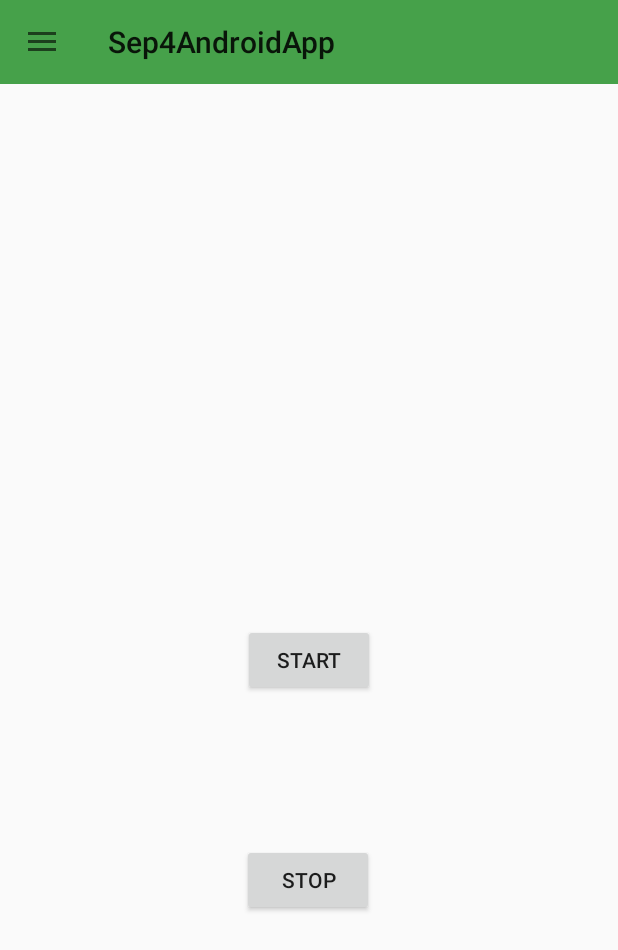
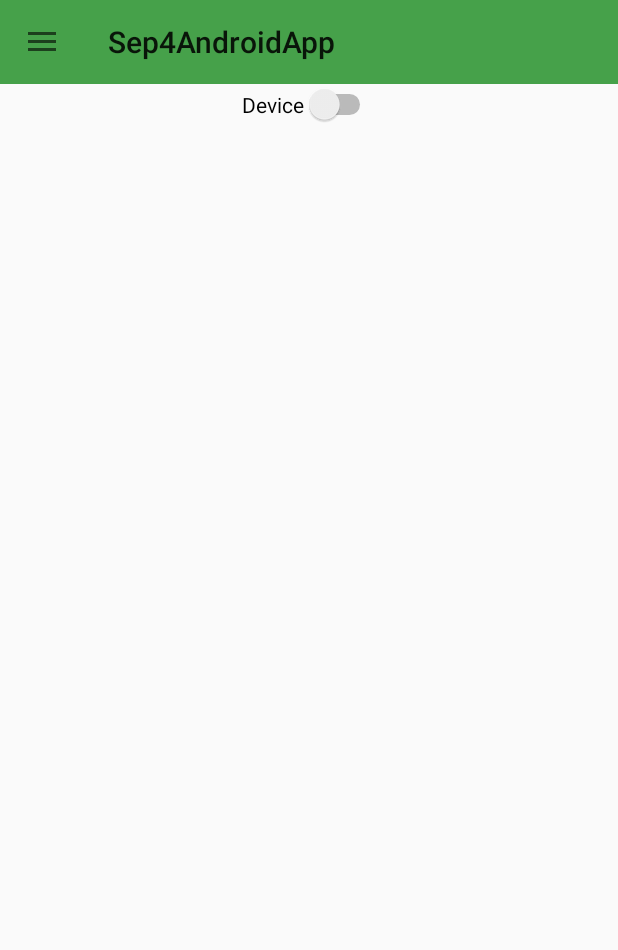
Before and after one commit to kokopiotrowski/Sep4AndroidApp, an Android app: the fragment FragmentCo2 placed in its activity, on a phone screen of 412 x 824 dp. Shown: the top 950 px of the screen. Run offline under Robolectric (Android 15) with nearby library versions, the light colour scheme and no system bars; our stand-ins replace Room's generated code; libraries missing offline, so code that uses them is left out: com.firebase.ui.

Commit message:
Temporary switch button added

```diff
--- a/app/src/main/java/com/example/sep4androidapp/MainActivity.java
+++ b/app/src/main/java/com/example/sep4androidapp/MainActivity.java
@@ -9,12 +9,11 @@ import androidx.drawerlayout.widget.DrawerLayout;
 
 import android.content.Intent;
 import android.os.Bundle;
-import android.util.Log;
 import android.view.MenuItem;
-import android.view.View;
 import android.widget.Toast;
 
 import com.example.sep4androidapp.Firebase.Firebase_Login;
+import com.example.sep4androidapp.ViewModels.StartStopViewModel;
 import com.example.sep4androidapp.fragments.mainFragment.MainFragment;
 import com.example.sep4androidapp.fragments.preferencesFragment.PreferencesFragment;
 import com.example.sep4androidapp.fragments.sleepFragment.SleepFragment;
@@ -29,6 +28,8 @@ public class MainActivity extends AppCompatActivity implements NavigationView.On
     ActionBarDrawerToggle toggle;
     NavigationView navigationView;
     DrawerLayout drawerLayout;
+    StartStopViewModel viewModel;
+
 
 
     @Override
--- a/app/src/main/java/com/example/sep4androidapp/ViewModels/StatStopViewModel.java
+++ b/app/src/main/java/com/example/sep4androidapp/ViewModels/StartStopViewModel.java
@@ -9,10 +9,10 @@ import com.example.sep4androidapp.Entities.StartStop;
 import com.example.sep4androidapp.Repositories.ReportRepository;
 import com.example.sep4androidapp.Repositories.StartStopRepository;
 
-public class StatStopViewModel extends ViewModel {
-    StartStopRepository repository;
+public class StartStopViewModel extends ViewModel {
+    private StartStopRepository repository;
 
-    public StatStopViewModel() {
+    public StartStopViewModel() {
 
         repository = StartStopRepository.getInstance();
     }
--- a/app/src/main/java/com/example/sep4androidapp/connection/SleepTrackingApi.java
+++ b/app/src/main/java/com/example/sep4androidapp/connection/SleepTrackingApi.java
@@ -13,25 +13,14 @@ import retrofit2.http.PUT;
 import retrofit2.http.Path;
 
 public interface SleepTrackingApi {
-
-    //start
-   // @POST("tracking/start/{deviceId}")
-    //Call< StartStopResponse > startDevice(@Path("deviceId") int deviceId);
-
-
-
     @POST("tracking/start/device1")
     Call< StartStopResponse > startDevice();
 
     @PUT("tracking/stop/device1")
     Call< StartStopResponse > stopDevice();
 
-    //stop
-    /*
-    @PUT("tracking/stop/{deviceId}")
-    Call< StartStopResponse > stopDevice(@Path("deviceId") int deviceId);
 
-*/
+
     Call< StartStopResponse> getStartStopTrackingApi();
 
 
--- a/app/src/main/java/com/example/sep4androidapp/fragments/mainFragment/mainViewFragments/FragmentCo2.java
+++ b/app/src/main/java/com/example/sep4androidapp/fragments/mainFragment/mainViewFragments/FragmentCo2.java
@@ -4,43 +4,19 @@ import android.os.Bundle;
 import android.view.LayoutInflater;
 import android.view.View;
 import android.view.ViewGroup;
-import android.widget.Button;
 
 import androidx.annotation.NonNull;
 import androidx.annotation.Nullable;
 import androidx.fragment.app.Fragment;
-import androidx.lifecycle.ViewModelProvider;
 
 import com.example.sep4androidapp.R;
-import com.example.sep4androidapp.ViewModels.StatStopViewModel;
 
 public class FragmentCo2 extends Fragment {
-    StatStopViewModel viewModel;
-
     @Nullable
     @Override
     public View onCreateView(@NonNull LayoutInflater inflater, @Nullable ViewGroup container, @Nullable Bundle savedInstanceState) {
         View v = inflater.inflate(R.layout.fragment_main_co2, container, false);
 
-        Button button= v.findViewById(R.id.start);
-        Button buttonStop= v.findViewById(R.id.stop);
-        viewModel = new ViewModelProvider(this).get(StatStopViewModel.class);
-
-        button.setOnClickListener(new View.OnClickListener() {
-            @Override
-            public void onClick(View v) {
-                viewModel.start();
-
-            }
-        });
-
-        buttonStop.setOnClickListener(new View.OnClickListener() {
-            @Override
-            public void onClick(View v) {
-                viewModel.stop();
-
-            }
-        });
 
         return v;
     }
--- a/app/src/main/java/com/example/sep4androidapp/fragments/mainFragment/mainViewFragments/FragmentFirstPage.java
+++ b/app/src/main/java/com/example/sep4androidapp/fragments/mainFragment/mainViewFragments/FragmentFirstPage.java
@@ -6,21 +6,22 @@ import android.view.View;
 import android.view.ViewGroup;
 import android.widget.ArrayAdapter;
 import android.widget.Spinner;
+import android.widget.Switch;
 import android.widget.TextView;
 
 import androidx.annotation.NonNull;
 import androidx.annotation.Nullable;
 import androidx.fragment.app.Fragment;
-import androidx.lifecycle.Observer;
 import androidx.lifecycle.ViewModelProvider;
 
-import com.example.sep4androidapp.Entities.RoomCondition;
 import com.example.sep4androidapp.R;
 import com.example.sep4androidapp.ViewModels.ReportViewModel;
+import com.example.sep4androidapp.ViewModels.StartStopViewModel;
 
 public class FragmentFirstPage extends Fragment {
     Spinner spinner;
     ReportViewModel viewModel;
+    StartStopViewModel temporaryViewModel; //Temporary, usage will be moved later
     TextView currentTemperature, currentHumidity, currentCO2, currentSound, timeStamp;
 //    Button updateButton;
 
@@ -54,14 +55,16 @@ public class FragmentFirstPage extends Fragment {
                 timeStamp.setText("Updated: " + roomCondition.getTimestamp());
         });
 
-//        updateButton = v.findViewById(R.id.updateButton);
-//        updateButton.setOnClickListener(new View.OnClickListener() {
-//            @Override
-//            public void onClick(View v) {
-//                Log.i("TAG", "BUTTON");
-//                viewModel.updateRoomCondition();
-//            }
-//        });
+        temporaryViewModel = new ViewModelProvider(this).get(StartStopViewModel.class);
+        Switch switchBtn = v.findViewById(R.id.switchBtn);
+        switchBtn.setOnCheckedChangeListener((buttonView, isChecked) -> {
+            if(switchBtn.isChecked())
+            {
+                temporaryViewModel.start();
+            }else{
+                temporaryViewModel.stop();
+            }
+        });
 
         viewModel.update();
 
--- a/app/src/main/res/layout/fragment_main_co2.xml
+++ b/app/src/main/res/layout/fragment_main_co2.xml
@@ -6,25 +6,12 @@
     android:layout_width="match_parent"
     android:layout_height="match_parent">
 
-    <Button
-        android:id="@+id/start"
+    <Switch
+        android:id="@+id/switchBtn"
         android:layout_width="wrap_content"
         android:layout_height="wrap_content"
-        android:text="start"
-        app:layout_constraintBottom_toBottomOf="parent"
+        android:text="Device"
         app:layout_constraintEnd_toEndOf="parent"
         app:layout_constraintStart_toStartOf="parent"
         app:layout_constraintTop_toTopOf="parent" />
-
-    <Button
-        android:id="@+id/stop"
-        android:layout_width="wrap_content"
-        android:layout_height="wrap_content"
-        android:text="stop"
-        app:layout_constraintBottom_toBottomOf="parent"
-        app:layout_constraintEnd_toEndOf="parent"
-        app:layout_constraintHorizontal_bias="0.498"
-        app:layout_constraintStart_toStartOf="parent"
-        app:layout_constraintTop_toTopOf="parent"
-        app:layout_constraintVertical_bias="0.704" />
 </androidx.constraintlayout.widget.ConstraintLayout>
--- a/app/src/main/res/layout/fragment_main_firstpage.xml
+++ b/app/src/main/res/layout/fragment_main_firstpage.xml
@@ -44,6 +44,12 @@
                 android:text="Last updated: 05/12  14:30"
                 android:textAlignment="viewEnd" />
         </LinearLayout>
+
+        <Switch
+            android:id="@+id/switchBtn"
+            android:layout_width="222dp"
+            android:layout_height="match_parent"
+            android:layout_weight="1" />
 
         <androidx.cardview.widget.CardView
             android:layout_width="match_parent"
--- a/app/src/main/res/layout/switch_item.xml
+++ b/app/src/main/res/layout/switch_item.xml
@@ -8,5 +8,5 @@
         android:id="@+id/switch_item"
         android:layout_height="wrap_content"
         android:layout_centerHorizontal="true"
-        android:layout_centerVertical="true" />
+        android:layout_centerVertical="true"/>
 </RelativeLayout>
```
Also changed, not shown: app/src/main/java/com/example/sep4androidapp/Repositories/StartStopRepository.java (+7 -7 lines).
